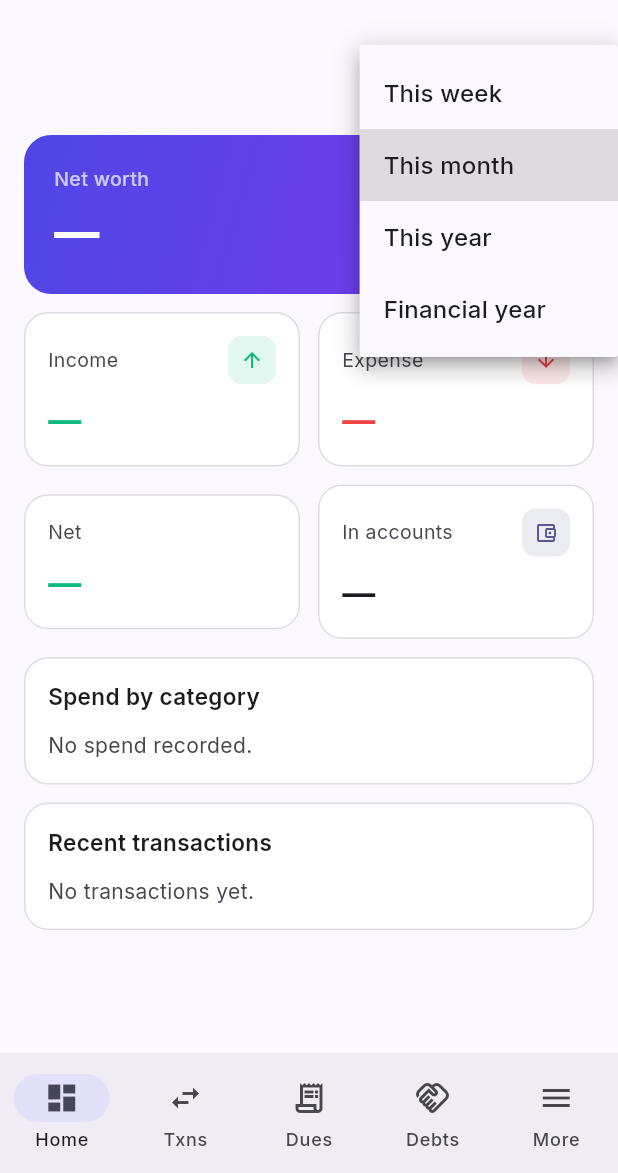
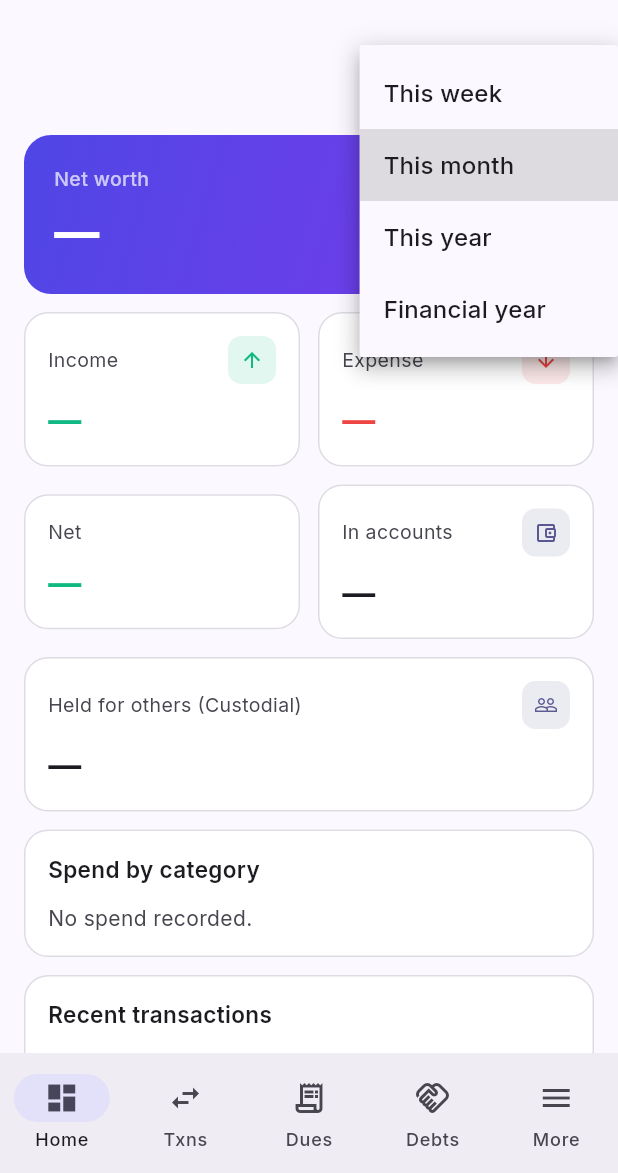
Before and after one commit to TheCoderAS/nizkhata, a Flutter app: the screen it shows once a user with an empty profile is signed in, after a tap on "This month", on a phone screen of 412 x 824 dp, the part 63-1236 px from its top. Run offline on Flutter 3.47's test engine with Material 3 defaults, Android fonts, the phone set to English and light mode, and no system bars; drawn by our look-alikes of fl_chart; our stand-ins replace cloud_firestore, firebase_auth, firebase_core, go_router, google_fonts, google_sign_in and 2 more; accounts and stored records are empty.

Commit message:
Parity fixes (high): claim share-invites on sign-in (shared ledger now works for invitees); gate /shared by shared.view; contact emails[]+address interop; net-worth % badge; always show custodial card

```diff
--- a/mobile/lib/screens/contact_form.dart
+++ b/mobile/lib/screens/contact_form.dart
@@ -34,6 +34,8 @@ class _ContactFormState extends State<_ContactForm> {
       TextEditingController(text: widget.existing?.phone ?? '');
   late final TextEditingController _email =
       TextEditingController(text: widget.existing?.email ?? '');
+  late final TextEditingController _address =
+      TextEditingController(text: widget.existing?.address ?? '');
   late final TextEditingController _notes =
       TextEditingController(text: widget.existing?.notes ?? '');
   late String _type = widget.existing?.type ?? 'person';
@@ -45,6 +47,7 @@ class _ContactFormState extends State<_ContactForm> {
     _name.dispose();
     _phone.dispose();
     _email.dispose();
+    _address.dispose();
     _notes.dispose();
     super.dispose();
   }
@@ -62,6 +65,14 @@ class _ContactFormState extends State<_ContactForm> {
       'relationship': _relationship,
       'phone': _phone.text.trim().isEmpty ? null : _phone.text.trim(),
       'email': _email.text.trim().isEmpty ? null : _email.text.trim(),
+      // Keep the web's emails[] array in sync (label+value), so a web-created
+      // contact doesn't keep showing a stale address after a native edit.
+      'emails': _email.text.trim().isEmpty
+          ? <Map<String, String>>[]
+          : [
+              {'label': 'Personal', 'value': _email.text.trim()}
+            ],
+      'address': _address.text.trim().isEmpty ? null : _address.text.trim(),
       'notes': _notes.text.trim().isEmpty ? null : _notes.text.trim(),
     };
     try {
@@ -135,6 +146,12 @@ class _ContactFormState extends State<_ContactForm> {
               ),
               const SizedBox(height: 12),
               TextFormField(
+                controller: _address,
+                decoration: const InputDecoration(labelText: 'Address (optional)'),
+                maxLines: 2,
+              ),
+              const SizedBox(height: 12),
+              TextFormField(
                 controller: _notes,
                 decoration: const InputDecoration(labelText: 'Notes (optional)'),
                 maxLines: 3,
--- a/mobile/lib/screens/dashboard_screen.dart
+++ b/mobile/lib/screens/dashboard_screen.dart
@@ -39,6 +39,7 @@ class _DashboardScreenState extends State<DashboardScreen> {
     final current = nwSeries.isNotEmpty ? nwSeries.last.netWorth : 0.0;
     final first = nwSeries.isNotEmpty ? nwSeries.first.netWorth : 0.0;
     final delta = current - first;
+    final int? nwPct = first != 0 ? (delta / first.abs() * 100).round() : null;
 
     final topSpend =
         spendByCategoryInRange(data.transactions, data.categories, range.start, range.end).take(6).toList();
@@ -51,7 +52,7 @@ class _DashboardScreenState extends State<DashboardScreen> {
       children: [
         _periodSelector(),
         const SizedBox(height: 12),
-        _NetWorthHero(current: current, delta: delta, series: nwSeries, currency: currency),
+        _NetWorthHero(current: current, delta: delta, pct: nwPct, series: nwSeries, currency: currency),
         const SizedBox(height: 12),
         Row(
           children: [
@@ -69,9 +70,8 @@ class _DashboardScreenState extends State<DashboardScreen> {
           ],
         ),
         const SizedBox(height: 12),
-        if (held.abs() > 0.005)
-          StatCard(label: 'Held for others (Custodial)', amount: held, currency: currency, icon: Icons.people_outline),
-        if (held.abs() > 0.005) const SizedBox(height: 12),
+        StatCard(label: 'Held for others (Custodial)', amount: held, currency: currency, icon: Icons.people_outline),
+        const SizedBox(height: 12),
         SectionCard(
           title: 'Spend by category',
           child: topSpend.isEmpty
@@ -166,9 +166,11 @@ class _DashboardScreenState extends State<DashboardScreen> {
 class _NetWorthHero extends StatelessWidget {
   final double current;
   final double delta;
+  final int? pct;
   final List<NetWorthPoint> series;
   final String currency;
-  const _NetWorthHero({required this.current, required this.delta, required this.series, required this.currency});
+  const _NetWorthHero(
+      {required this.current, required this.delta, required this.pct, required this.series, required this.currency});
 
   @override
   Widget build(BuildContext context) {
@@ -195,7 +197,9 @@ class _NetWorthHero extends StatelessWidget {
                     children: [
                       Icon(delta > 0 ? Icons.arrow_upward : Icons.arrow_downward, color: Colors.white, size: 14),
                       const SizedBox(width: 4),
-                      Text('${delta > 0 ? '+' : '−'}${formatMoney(delta.abs(), currency)} · 6 months',
+                      Text(
+                          '${delta > 0 ? '+' : '−'}${formatMoney(delta.abs(), currency)}'
+                          '${pct != null ? ' (${pct! > 0 ? '+' : ''}$pct%)' : ''} · 6 months',
                           style: const TextStyle(color: Colors.white70, fontSize: 12)),
                     ],
                   ),
--- a/mobile/lib/screens/more_screen.dart
+++ b/mobile/lib/screens/more_screen.dart
@@ -73,8 +73,10 @@ class MoreScreen extends StatelessWidget {
               _navTile(context, Icons.bar_chart_outlined, 'Reports', '/reports'),
               const Divider(height: 1),
               _navTile(context, Icons.history, 'Activity', '/activity'),
-              const Divider(height: 1),
-              _navTile(context, Icons.groups_outlined, 'Shared', '/shared'),
+              if (ws.can('shared.view')) ...[
+                const Divider(height: 1),
+                _navTile(context, Icons.groups_outlined, 'Shared', '/shared'),
+              ],
             ],
           ),
         ),
--- a/mobile/lib/screens/shared_screen.dart
+++ b/mobile/lib/screens/shared_screen.dart
@@ -78,6 +78,17 @@ class SharedScreen extends StatelessWidget {
     final currency = ws.activeWorkspace?.baseCurrency ?? 'INR';
     final canManage = ws.can('shared.manage');
     final myUid = auth.user?.uid ?? '';
+
+    // Read gate: shared.view is required to see balances/partners/history.
+    if (!ws.loading && !ws.can('shared.view')) {
+      return Scaffold(
+        appBar: AppBar(title: const Text('Shared')),
+        body: const EmptyView(
+          title: 'No access',
+          hint: "You don't have permission to view the shared ledger.",
+        ),
+      );
+    }
 
     if (shared.loading || ws.loading) {
       return Scaffold(appBar: AppBar(title: const Text('Shared')), body: const LoadingView());
--- a/mobile/lib/state/auth_controller.dart
+++ b/mobile/lib/state/auth_controller.dart
@@ -77,6 +77,11 @@ class AuthController extends ChangeNotifier {
 
   Future<void> _ensureOnboarding(User u) async {
     await _upsertUser(u);
+    // Best-effort: claim any pending cross-user share invites (forms the
+    // SharedConnection so the Shared ledger works). Ports claimShareInvites.
+    try {
+      await _claimShareInvites(u);
+    } catch (_) {/* non-critical — never block sign-in */}
     var workspaceIds = await _listMembershipWorkspaceIds(u.uid);
     if (workspaceIds.isEmpty) {
       final id = await createPersonalWorkspace(u);
@@ -109,6 +114,43 @@ class AuthController extends ChangeNotifier {
         'displayName': u.displayName,
         'photoURL': u.photoURL,
       }, SetOptions(merge: true));
+    }
+  }
+
+  /// Claim pending share invites addressed to this user's email: establish the
+  /// SharedConnection (denormalized names/emails) and mark each invite accepted.
+  /// Ports src/workspace/onboarding.ts claimShareInvites.
+  Future<void> _claimShareInvites(User u) async {
+    final email = (u.email ?? '').toLowerCase();
+    if (email.isEmpty) return;
+    final snap = await _db
+        .collection('shareInvites')
+        .where('toEmail', isEqualTo: email)
+        .where('status', isEqualTo: 'pending')
+        .get();
+    final meName = (u.displayName?.trim().isNotEmpty ?? false)
+        ? u.displayName!.trim()
+        : (email.isNotEmpty ? email : (u.uid.length >= 8 ? '${u.uid.substring(0, 8)}…' : u.uid));
+    for (final doc in snap.docs) {
+      final inv = doc.data();
+      final expiresAt = inv['expiresAt'];
+      if (expiresAt is Timestamp && expiresAt.toDate().isBefore(DateTime.now())) continue;
+      final fromUid = inv['fromUid'] as String? ?? '';
+      if (fromUid.isEmpty) continue;
+      final pair = [fromUid, u.uid]..sort();
+      final connId = pair.join('_');
+      final batch = _db.batch();
+      batch.set(_db.collection('sharedConnections').doc(connId), {
+        'id': connId,
+        'uids': pair,
+        'names': {fromUid: inv['fromName'] ?? '', u.uid: meName},
+        'emails': {fromUid: inv['fromEmail'] ?? '', u.uid: email},
+        'status': 'active',
+        'createdAt': FieldValue.serverTimestamp(),
+      });
+      batch.set(_db.collection('shareInvites').doc(doc.id), {'status': 'accepted'},
+          SetOptions(merge: true));
+      await batch.commit();
     }
   }
 
```
